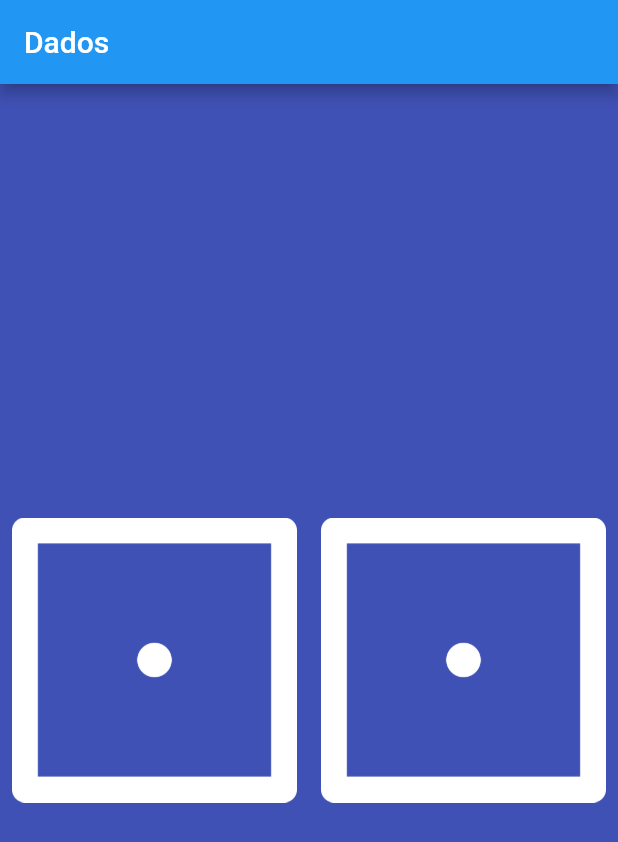
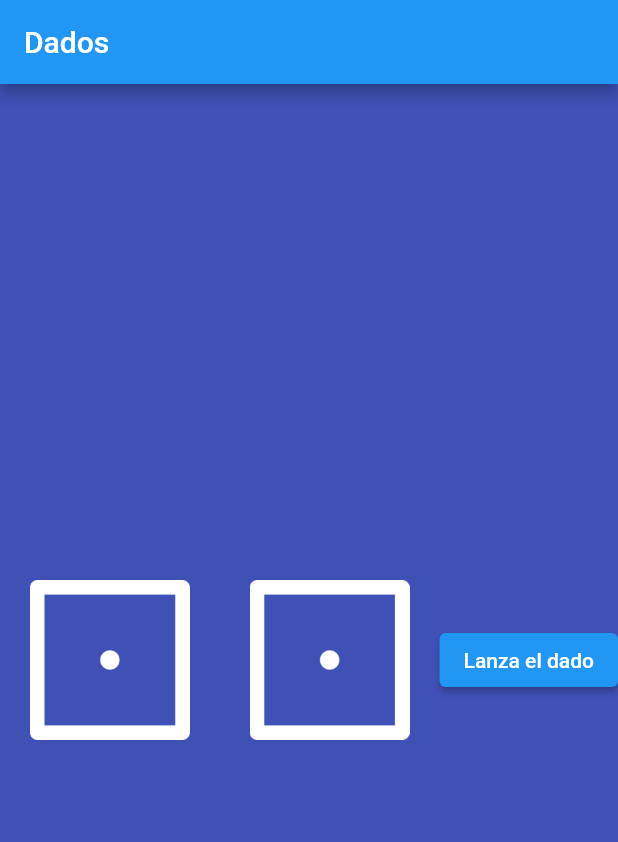
Before and after one commit to Nerovelic/my_dice, a Flutter app: the screen it shows after launch, on a phone screen of 412 x 824 dp. Shown: the top 842 px of the screen. Run offline on Flutter 3.47's test engine with Material 2 defaults, Android fonts, the phone set to English and light mode, and no system bars.

Commit message:
integracion del boton y su acciones.

```diff
--- a/lib/dice.dart
+++ b/lib/dice.dart
@@ -1,15 +1,27 @@
 import 'package:flutter/material.dart';
 import 'dart:math';
 
+// ignore: camel_case_types
 class dice extends StatefulWidget {
   const dice({Key? key}) : super(key: key);
   @override
+  // ignore: library_private_types_in_public_api
   _diceState createState() => _diceState();
 }
 
+// ignore: camel_case_types
 class _diceState extends State<dice> {
+  // ignore: non_constant_identifier_names
   int left_dice = 1;
+  // ignore: non_constant_identifier_names
   int right_dice = 1;
+  void diceOne() {
+    setState(() {
+      left_dice = Random().nextInt(6) + 1;
+      right_dice = Random().nextInt(6) + 1;
+    });
+  }
+
   @override
   Widget build(BuildContext context) {
     return Column(
@@ -17,21 +29,18 @@ class _diceState extends State<dice> {
       children: [
         Row(children: <Widget>[
           Expanded(
-              child: TextButton(
-                  onPressed: () {
-                    setState(() {
-                      left_dice = Random().nextInt(6) + 1;
-                    });
-                  },
+              child: Padding(
+                  padding: const EdgeInsets.all(20.0),
                   child: Image.asset('assets/images/dice$left_dice.png'))),
           Expanded(
-              child: TextButton(
-                  onPressed: () {
-                    setState(() {
-                      right_dice = Random().nextInt(6) + 1;
-                    });
-                  },
+              child: Padding(
+                  padding: const EdgeInsets.all(20.0),
                   child: Image.asset('assets/images/dice$right_dice.png'))),
+          ElevatedButton(
+              onPressed: () {
+                diceOne();
+              },
+              child: const Text("Lanza el dado")),
         ])
       ],
     );
```
